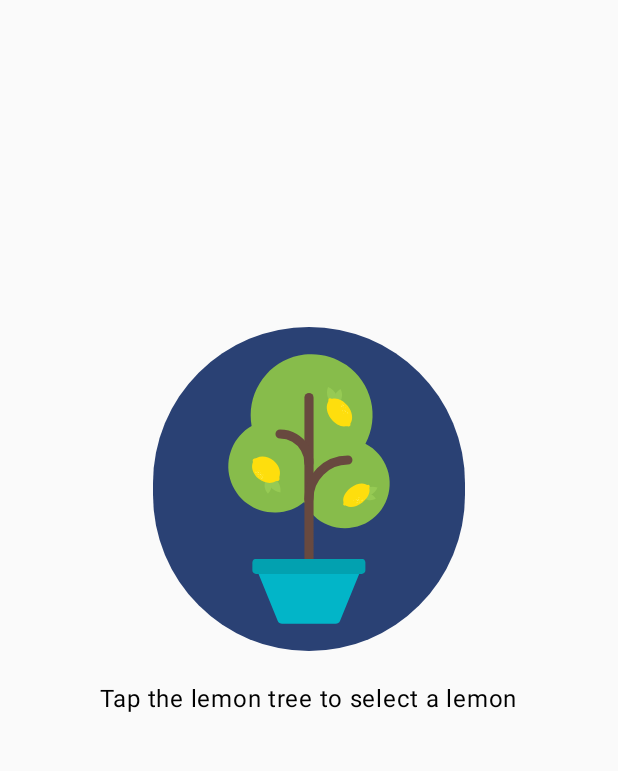
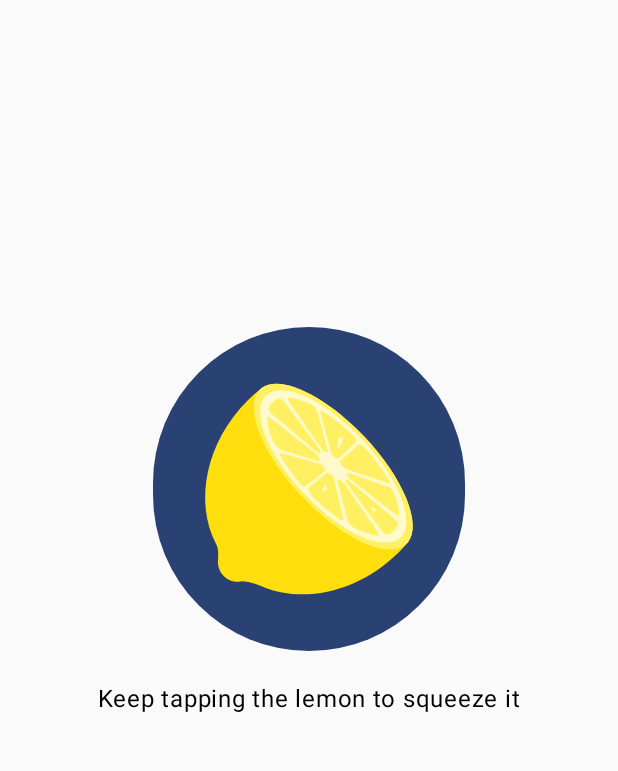
Before and after one commit to Joa0DeL1ma/App_Limonada, an Android app built with Jetpack Compose: the screen it shows after launch (MainActivity), after a tap on "Árvore de limão", on a phone screen of 412 x 824 dp, the part 96-867 px from its top. Run offline under Robolectric (Android 15) with nearby library versions, the phone set to English and light mode, and no system bars.

```diff
--- a/app/src/main/java/com/example/limonada/MainActivity.kt
+++ b/app/src/main/java/com/example/limonada/MainActivity.kt
@@ -12,7 +12,6 @@ import androidx.compose.foundation.layout.Spacer
 import androidx.compose.foundation.layout.fillMaxSize
 import androidx.compose.foundation.layout.fillMaxWidth
 import androidx.compose.foundation.layout.height
-import androidx.compose.foundation.layout.padding
 import androidx.compose.foundation.layout.size
 import androidx.compose.foundation.layout.wrapContentSize
 import androidx.compose.material3.Button
@@ -25,12 +24,10 @@ import androidx.compose.runtime.setValue
 import androidx.compose.ui.Alignment
 import androidx.compose.ui.Modifier
 import androidx.compose.ui.graphics.Color
-import androidx.compose.ui.res.dimensionResource
 import androidx.compose.ui.res.painterResource
 import androidx.compose.ui.res.stringResource
 import androidx.compose.ui.text.font.FontWeight
 import androidx.compose.ui.tooling.preview.Preview
-import androidx.compose.ui.tooling.preview.datasource.LoremIpsum
 import androidx.compose.ui.unit.dp
 import androidx.compose.ui.unit.sp
 import com.example.limonada.ui.theme.LimonadaTheme
@@ -49,6 +46,7 @@ class MainActivity : ComponentActivity() {
 @Composable
 fun LimonadaApp() {
     var atual by remember { mutableIntStateOf(1) }
+    var contagem by remember { mutableIntStateOf(1) }
     Box(
         modifier = Modifier
             .fillMaxSize(),
@@ -64,35 +62,59 @@ fun LimonadaApp() {
             fontSize = 18.sp,
             text = stringResource(R.string.limonada)
         )
-        Column(
-        ) {
+        Column{
             when (atual) {
                 1 -> {
                     LimonadaComBotaoImagemTexto(
                         textId = R.string.step1,
                         imageId = R.drawable.lemon_tree,
-                        contentDescriptionId = R.string.tree_description
+                        contentDescriptionId = R.string.tree_description,
+                        onImageClick =
+                        {
+                            atual = 2
+                        }
                     )
                 }
 
                 2 -> {
-
+                    LimonadaComBotaoImagemTexto(
+                        textId = R.string.step2,
+                        imageId = R.drawable.lemon_squeeze,
+                        contentDescriptionId = R.string.lemon_description,
+                        onImageClick =
+                        {
+                            atual = 2
+                            contagem = (1..4).random()
+                            if (contagem==4)
+                            {
+                                atual = 3
+                            }
+                        }
+                    )
                 }
 
                 3 -> {
-
+                    LimonadaComBotaoImagemTexto(
+                        textId = R.string.step3,
+                        imageId = R.drawable.lemon_drink,
+                        contentDescriptionId = R.string.drink_description,
+                        onImageClick =
+                        {
+                            atual = 4
+                        }
+                    )
                 }
 
                 4 -> {
-
-                }
-
-                5 -> {
-
-                }
-
-                6 -> {
-
+                    LimonadaComBotaoImagemTexto(
+                        textId = R.string.step4,
+                        imageId = R.drawable.lemon_restart,
+                        contentDescriptionId = R.string.tree_description,
+                        onImageClick =
+                        {
+                            atual = 1
+                        }
+                    )
                 }
             }
         }
@@ -104,6 +126,7 @@ fun LimonadaComBotaoImagemTexto(
     textId: Int,
     imageId: Int,
     contentDescriptionId: Int,
+    onImageClick: () -> Unit,
 ) {
     Column(
         horizontalAlignment = Alignment.CenterHorizontally,
@@ -111,7 +134,7 @@ fun LimonadaComBotaoImagemTexto(
         modifier = Modifier.fillMaxSize()
     )
     {
-        Button(onClick = { /*TODO*/ }) {
+        Button(onClick = onImageClick) {
             Image(
                 painter = painterResource(id = imageId),
                 contentDescription = stringResource(id = contentDescriptionId)
--- a/app/src/main/res/values/strings.xml
+++ b/app/src/main/res/values/strings.xml
@@ -3,4 +3,10 @@
     <string name="limonada">Limonada</string>
     <string name="step1">Tap the lemon tree to select a lemon</string>
     <string name="tree_description">Árvore de limão</string>
+    <string name="step2">Keep tapping the lemon to squeeze it</string>
+    <string name="lemon_description">Um limão pronto para ser apertado</string>
+    <string name="step3">Tap the lemonade to drink it</string>
+    <string name="drink_description">Uma limonada em um copo de vidro</string>
+    <string name="step4">Tap the empty glass to start again</string>
+    <string name="emprty_description">Um copo de vidro vazio</string>
 </resources>
```
